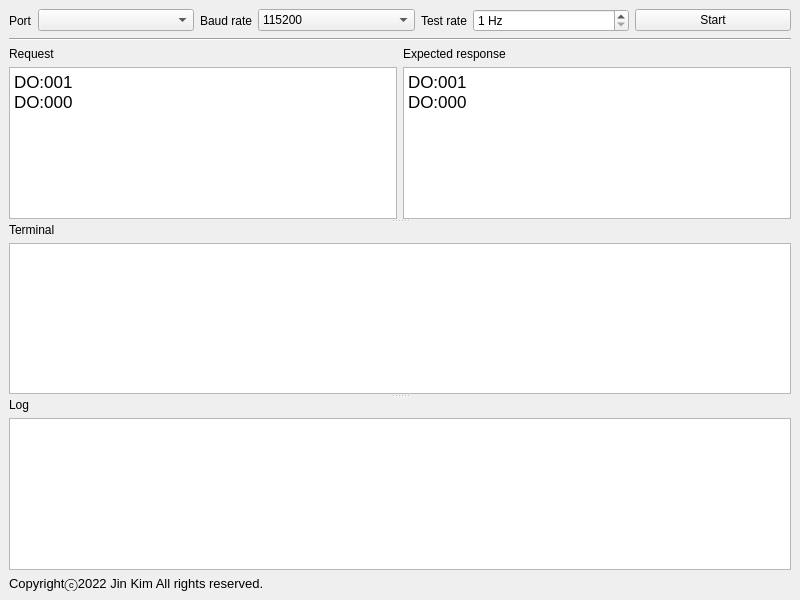
jinkim31/devicenet_tester, file mainwindow.ui: the form before one commit.
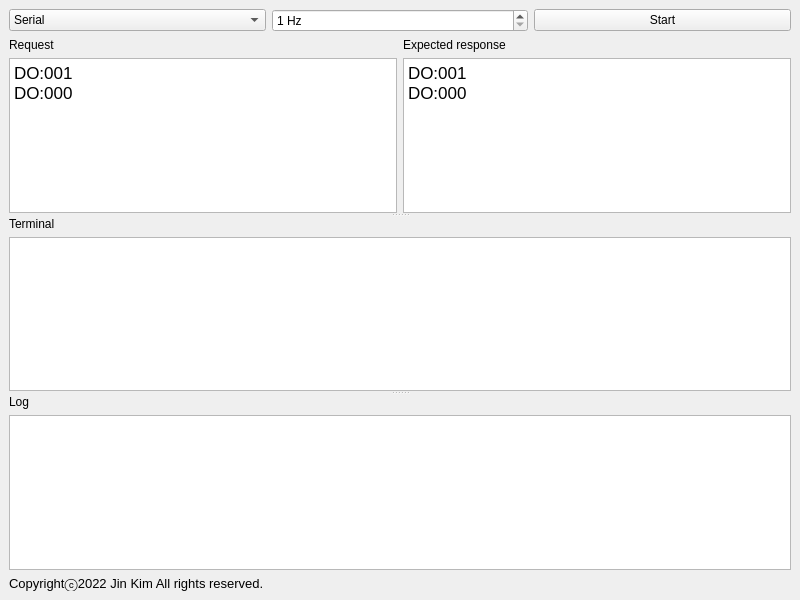
The form after the commit.

```diff
--- a/mainwindow.ui
+++ b/mainwindow.ui
@@ -13,47 +13,33 @@
   <property name="windowTitle">
    <string>MainWindow</string>
   </property>
+  <property name="styleSheet">
+   <string notr="true"/>
+  </property>
   <widget class="QWidget" name="centralwidget">
    <layout class="QVBoxLayout" name="verticalLayout_4">
     <item>
-     <layout class="QHBoxLayout" name="horizontalLayout">
+     <layout class="QHBoxLayout" name="horizontalLayout_2">
+      <property name="spacing">
+       <number>-1</number>
+      </property>
+      <property name="sizeConstraint">
+       <enum>QLayout::SetDefaultConstraint</enum>
+      </property>
+      <property name="topMargin">
+       <number>0</number>
+      </property>
       <item>
-       <widget class="QLabel" name="label_3">
+       <widget class="QComboBox" name="cboxComm">
         <property name="sizePolicy">
-         <sizepolicy hsizetype="Fixed" vsizetype="Preferred">
+         <sizepolicy hsizetype="Preferred" vsizetype="Fixed">
           <horstretch>0</horstretch>
           <verstretch>0</verstretch>
          </sizepolicy>
         </property>
-        <property name="text">
-         <string>Port</string>
-        </property>
-       </widget>
-      </item>
-      <item>
-       <widget class="QComboBox" name="cboxPort"/>
-      </item>
-      <item>
-       <widget class="QLabel" name="label_4">
-        <property name="sizePolicy">
-         <sizepolicy hsizetype="Fixed" vsizetype="Preferred">
-          <horstretch>0</horstretch>
-          <verstretch>0</verstretch>
-         </sizepolicy>
-        </property>
-        <property name="text">
-         <string>Baud rate</string>
-        </property>
-       </widget>
-      </item>
-      <item>
-       <widget class="QComboBox" name="cboxBaud">
-        <property name="currentIndex">
-         <number>7</number>
-        </property>
         <item>
          <property name="text">
-          <string>4800</string>
+          <string>Serial</string>
          </property>
         </item>
         <item>
@@ -61,50 +47,14 @@
           <string>9600</string>
          </property>
         </item>
-        <item>
-         <property name="text">
-          <string>14400</string>
-         </property>
-        </item>
-        <item>
-         <property name="text">
-          <string>19200</string>
-         </property>
-        </item>
-        <item>
-         <property name="text">
-          <string>28800</string>
-         </property>
-        </item>
-        <item>
-         <property name="text">
-          <string>38400</string>
-         </property>
-        </item>
-        <item>
-         <property name="text">
-          <string>57600</string>
-         </property>
-        </item>
-        <item>
-         <property name="text">
-          <string>115200</string>
-         </property>
-        </item>
        </widget>
       </item>
       <item>
-       <widget class="QLabel" name="label_5">
-        <property name="sizePolicy">
-         <sizepolicy hsizetype="Fixed" vsizetype="Preferred">
-          <horstretch>0</horstretch>
-          <verstretch>0</verstretch>
-         </sizepolicy>
+       <layout class="QVBoxLayout" name="vboxCommOption">
+        <property name="spacing">
+         <number>0</number>
         </property>
-        <property name="text">
-         <string>Test rate</string>
-        </property>
-       </widget>
+       </layout>
       </item>
       <item>
        <widget class="QSpinBox" name="sboxHz">
@@ -134,13 +84,6 @@
       </item>
      </layout>
     </item>
-    <item>
-     <widget class="Line" name="line">
-      <property name="orientation">
-       <enum>Qt::Horizontal</enum>
-      </property>
-     </widget>
-    </item>
     <item>
      <widget class="QSplitter" name="splitter">
       <property name="orientation">
@@ -175,9 +118,9 @@
 &lt;html&gt;&lt;head&gt;&lt;meta name=&quot;qrichtext&quot; content=&quot;1&quot; /&gt;&lt;meta charset=&quot;utf-8&quot; /&gt;&lt;style type=&quot;text/css&quot;&gt;
 p, li { white-space: pre-wrap; }
 hr { height: 1px; border-width: 0; }
-&lt;/style&gt;&lt;/head&gt;&lt;body style=&quot; font-family:'Segoe UI'; font-size:9pt; font-weight:400; font-style:normal;&quot;&gt;
-&lt;p style=&quot; margin-top:0px; margin-bottom:0px; margin-left:0px; margin-right:0px; -qt-block-indent:0; text-indent:0px;&quot;&gt;&lt;span style=&quot; font-family:'.AppleSystemUIFont'; font-size:13pt;&quot;&gt;DO:001&lt;/span&gt;&lt;/p&gt;
-&lt;p style=&quot; margin-top:0px; margin-bottom:0px; margin-left:0px; margin-right:0px; -qt-block-indent:0; text-indent:0px;&quot;&gt;&lt;span style=&quot; font-family:'.AppleSystemUIFont'; font-size:13pt;&quot;&gt;DO:000&lt;/span&gt;&lt;/p&gt;&lt;/body&gt;&lt;/html&gt;</string>
+&lt;/style&gt;&lt;/head&gt;&lt;body style=&quot; font-family:'.AppleSystemUIFont'; font-size:13pt; font-weight:400; font-style:normal;&quot;&gt;
+&lt;p style=&quot; margin-top:0px; margin-bottom:0px; margin-left:0px; margin-right:0px; -qt-block-indent:0; text-indent:0px;&quot;&gt;DO:001&lt;/p&gt;
+&lt;p style=&quot; margin-top:0px; margin-bottom:0px; margin-left:0px; margin-right:0px; -qt-block-indent:0; text-indent:0px;&quot;&gt;DO:000&lt;/p&gt;&lt;/body&gt;&lt;/html&gt;</string>
             </property>
            </widget>
           </item>
@@ -188,9 +131,9 @@
 &lt;html&gt;&lt;head&gt;&lt;meta name=&quot;qrichtext&quot; content=&quot;1&quot; /&gt;&lt;meta charset=&quot;utf-8&quot; /&gt;&lt;style type=&quot;text/css&quot;&gt;
 p, li { white-space: pre-wrap; }
 hr { height: 1px; border-width: 0; }
-&lt;/style&gt;&lt;/head&gt;&lt;body style=&quot; font-family:'Segoe UI'; font-size:9pt; font-weight:400; font-style:normal;&quot;&gt;
-&lt;p style=&quot; margin-top:0px; margin-bottom:0px; margin-left:0px; margin-right:0px; -qt-block-indent:0; text-indent:0px;&quot;&gt;&lt;span style=&quot; font-family:'.AppleSystemUIFont'; font-size:13pt;&quot;&gt;DO:001&lt;/span&gt;&lt;/p&gt;
-&lt;p style=&quot; margin-top:0px; margin-bottom:0px; margin-left:0px; margin-right:0px; -qt-block-indent:0; text-indent:0px;&quot;&gt;&lt;span style=&quot; font-family:'.AppleSystemUIFont'; font-size:13pt;&quot;&gt;DO:000&lt;/span&gt;&lt;/p&gt;&lt;/body&gt;&lt;/html&gt;</string>
+&lt;/style&gt;&lt;/head&gt;&lt;body style=&quot; font-family:'.AppleSystemUIFont'; font-size:13pt; font-weight:400; font-style:normal;&quot;&gt;
+&lt;p style=&quot; margin-top:0px; margin-bottom:0px; margin-left:0px; margin-right:0px; -qt-block-indent:0; text-indent:0px;&quot;&gt;DO:001&lt;/p&gt;
+&lt;p style=&quot; margin-top:0px; margin-bottom:0px; margin-left:0px; margin-right:0px; -qt-block-indent:0; text-indent:0px;&quot;&gt;DO:000&lt;/p&gt;&lt;/body&gt;&lt;/html&gt;</string>
             </property>
            </widget>
           </item>
```
Left out of the diff: 12 changed lines with no effect on the pictures.
